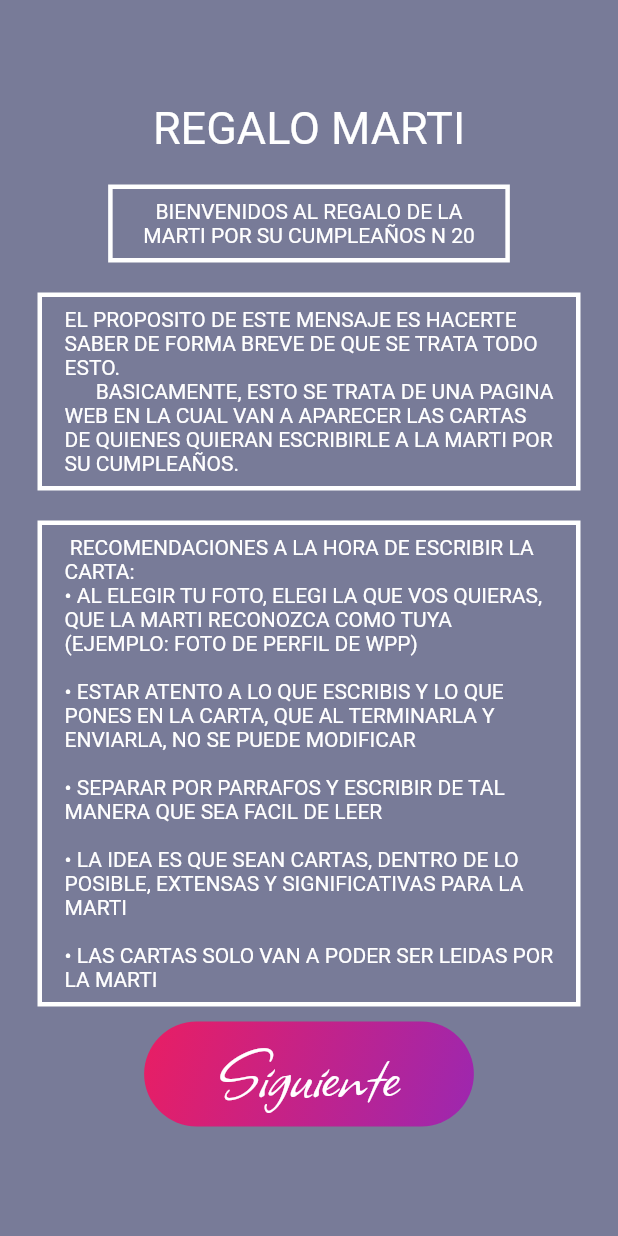
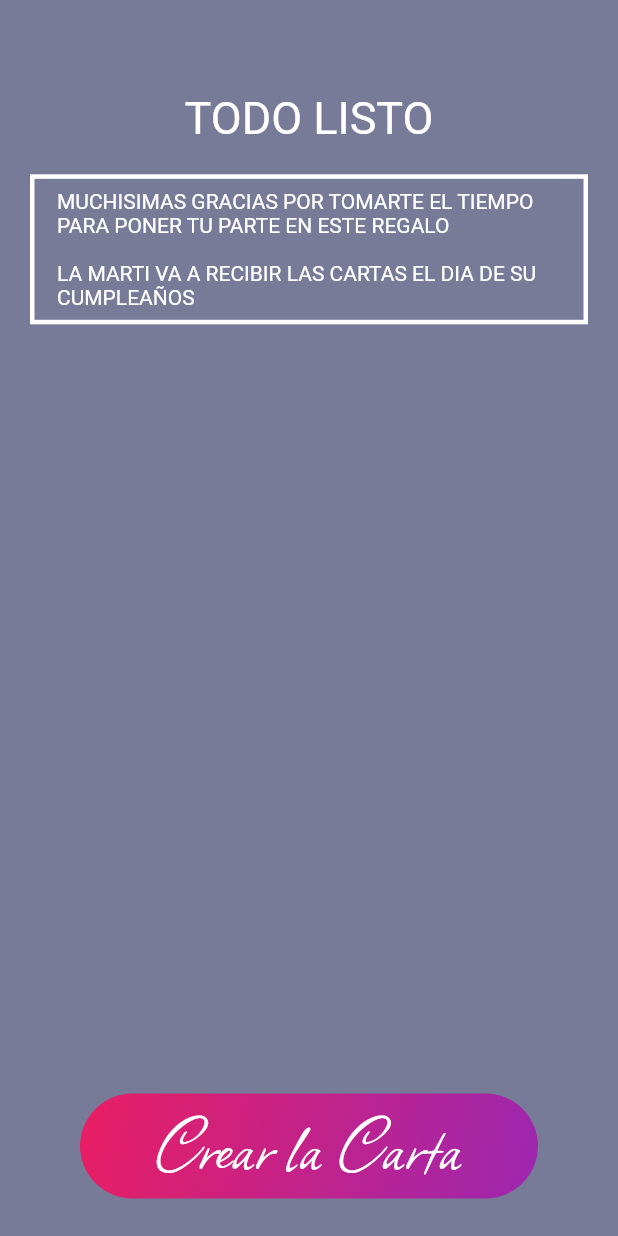
Before and after one commit to agusci21/cumple_mar_mobile, a Flutter app: the screen it shows after launch, after a tap on "Siguiente", on a phone screen of 412 x 824 dp. Run offline on Flutter 3.47's test engine with Material 2 defaults, Android fonts, the phone set to English and light mode, and no system bars; our stand-ins replace image_picker; network calls fail.

Commit message:
Terminado v 1.0

```diff
--- a/lib/main.dart
+++ b/lib/main.dart
@@ -1,5 +1,6 @@
 import 'package:cumple_mar_mobile/pages/create_card_page.dart';
 import 'package:cumple_mar_mobile/pages/initial_page.dart';
+import 'package:cumple_mar_mobile/pages/pre_create_page.dart';
 import 'package:cumple_mar_mobile/services/cards_services.dart';
 import 'package:cumple_mar_mobile/services/validations_service.dart';
 import 'package:flutter/material.dart';
@@ -15,6 +16,7 @@ class MyApp extends StatelessWidget {
       initialRoute: 'initial',
       routes: {
         'initial': (_) => InitialPage(),
+        'preCreate' : (_) => PreCreatePage(),
         'home'   : (_) => CreateCardPage(),
       },
     );
--- a/lib/pages/create_card_page.dart
+++ b/lib/pages/create_card_page.dart
@@ -419,10 +419,7 @@ class _SendButtom extends StatelessWidget {
            ScaffoldMessenger.of(context).showSnackBar(SnackBar(content: Text('Todo salio bien')));
         } else{
           ScaffoldMessenger.of(context).showSnackBar(SnackBar(content: Text('Hay errores')));
-        }
-
-          //TODO quitar en navigator
-          //Navigator.pushNamed(context, '/home');
+          }
         },
       ),
     );
--- a/lib/pages/initial_page.dart
+++ b/lib/pages/initial_page.dart
@@ -48,7 +48,7 @@ LA MARTI VA A RECIBIR LAS CARTAS EL DIA DE SU CUMPLEAÑOS''';
 
                 Text('REGALO MARTI', style: textStyle.copyWith(fontSize: 30)),
 
-                _BoxWhiteBorder(
+                BoxWhiteBorder(
                   width: sw * 0.65,
                   child: Text('BIENVENIDOS AL REGALO DE LA MARTI POR SU CUMPLEAÑOS N 20',
                     textAlign: TextAlign.center,
@@ -56,18 +56,23 @@ LA MARTI VA A RECIBIR LAS CARTAS EL DIA DE SU CUMPLEAÑOS''';
                   ),
                 ),
 
-                _BoxWhiteBorder(
+                BoxWhiteBorder(
                   child: Text(
                     texto2,
                     style: textStyle,
                   )
                 ),
 
-                _BoxWhiteBorder(
+                BoxWhiteBorder(
                   child: Text(texto3, style: textStyle,)
                 ),
 
-                _GradientButtom()
+                GradientButtom(
+                  text: 'Siguiente',
+                  onPressed: (){
+                     Navigator.pushNamed(context, 'preCreate');
+                  },
+                )
 
               ],
             ),
@@ -78,13 +83,13 @@ LA MARTI VA A RECIBIR LAS CARTAS EL DIA DE SU CUMPLEAÑOS''';
   }
 }
 
-class _BoxWhiteBorder extends StatelessWidget {
+class BoxWhiteBorder extends StatelessWidget {
 
   final Widget child;
   final double? width;
   final double? height;
 
-  const _BoxWhiteBorder({
+  const BoxWhiteBorder({
     this.width,
     this.height,
     required this.child
@@ -108,12 +113,20 @@ class _BoxWhiteBorder extends StatelessWidget {
   }
 }
 
-class _GradientButtom extends StatelessWidget {
+class GradientButtom extends StatelessWidget {
+
+  final String text;
+  final onPressed;
+
+  const GradientButtom({
+    required this.text,
+    required this.onPressed
+  });
 
   @override
   Widget build(BuildContext context) {
     return MaterialButton(
-      onPressed: (){},
+      onPressed: onPressed,
       child: Container(
             padding: EdgeInsets.symmetric(horizontal: 50),
             margin: EdgeInsets.only(top: 10, bottom: 5),
@@ -129,7 +142,7 @@ class _GradientButtom extends StatelessWidget {
               )
             ),
             child: Text(
-              'Siguiente',
+              text,
               style: TextStyle(
                 color: Colors.white,
                 fontSize: 55,
--- /dev/null
+++ b/lib/pages/pre_create_page.dart
@@ -0,0 +1,52 @@
+import 'package:cumple_mar_mobile/pages/initial_page.dart';
+import 'package:flutter/material.dart';
+
+
+class PreCreatePage extends StatelessWidget {
+
+  @override
+  Widget build(BuildContext context) {
+    return Scaffold(
+      backgroundColor: Color.fromRGBO(62, 66, 107, 0.7),
+      body: _Body(),
+   );
+  }
+}
+
+class _Body extends StatelessWidget {
+
+  @override
+  Widget build(BuildContext context) {
+    final String texto = '''MUCHISIMAS GRACIAS POR TOMARTE EL TIEMPO PARA PONER TU PARTE EN ESTE REGALO
+
+LA MARTI VA A RECIBIR LAS CARTAS EL DIA DE SU CUMPLEAÑOS''';
+    final TextStyle textStyle = TextStyle(
+      color: Colors.white,
+      fontSize: 14
+    );
+    final double sh = MediaQuery.of(context).size.height;
+    return SafeArea(
+      child: Center(
+        child: Padding(
+          padding: EdgeInsets.all(20),
+          child: Column(
+            children: [
+              SizedBox(height: sh * .05,),
+              Text('TODO LISTO', style: textStyle.copyWith(fontSize: 30),),
+              BoxWhiteBorder(
+                child: Text(texto,style: textStyle,),
+              ),
+              Spacer(),
+              GradientButtom(
+                onPressed: (){
+                  Navigator.pushReplacementNamed(context, 'home');
+                },
+                text: 'Crear la Carta',
+              )
+            ],
+          ),
+        )
+      ),
+    );
+  }
+}
```
